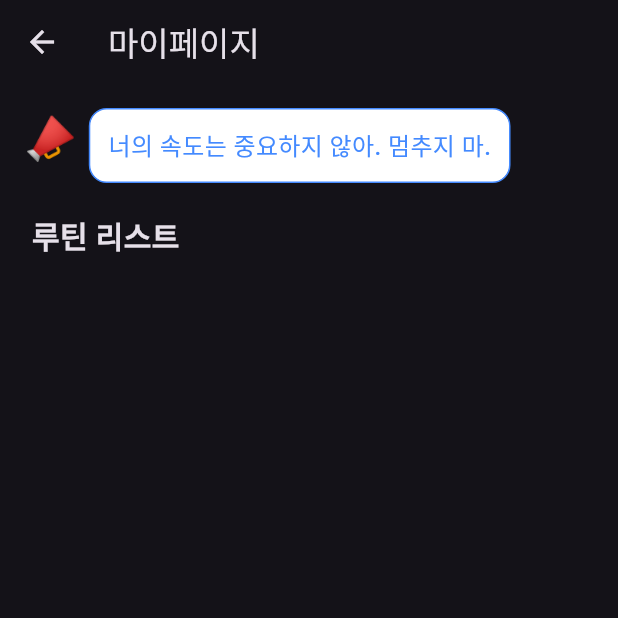
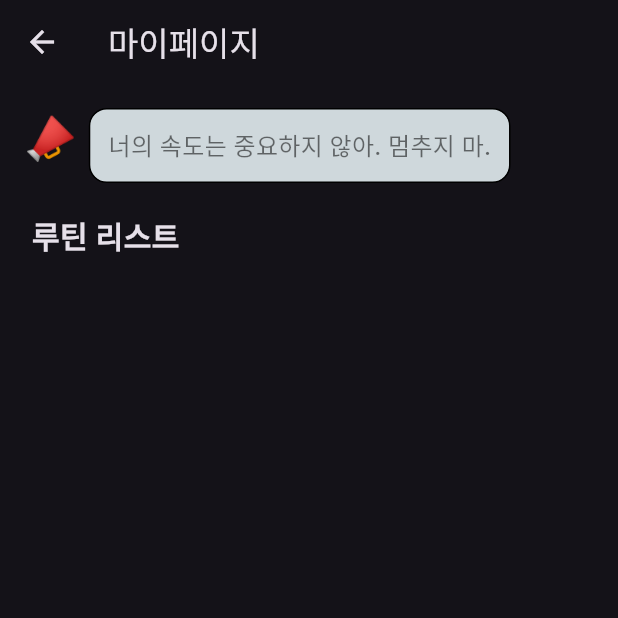
Before and after one commit to sejong0705/KKUBEO, a Flutter app: the MyPage screen opened directly, on a phone screen of 412 x 824 dp, the top half of it. Run offline on Flutter 3.47's test engine with Material 3 defaults, Android fonts, the phone set to English and light mode, and no system bars; our stand-ins replace cloud_firestore, device_info_plus, firebase_core, flutter_dotenv, percent_indicator, shared_preferences and 1 more; accounts and stored records are empty.

Commit message:
스타일 변경

```diff
--- a/lib/my_page.dart
+++ b/lib/my_page.dart
@@ -193,15 +193,15 @@ class _MyPageState extends State<MyPage> {
                     child: Container(
                       padding: const EdgeInsets.all(12),
                       decoration: BoxDecoration(
-                        color: Colors.white,
+                        color: Colors.blueGrey[100]!,
                         borderRadius: BorderRadius.circular(12),
-                        border: Border.all(color: Colors.blueAccent, width: 1),
+                        border: Border.all(color: Colors.black, width: 1),
                       ),
                       child: Text(
                         cheer!,
                         style: const TextStyle(
                           fontSize: 16,
-                          color: Colors.blueAccent,
+                          color: Colors.black54,
                           fontWeight: FontWeight.w500,
                         ),
                       ),
```
